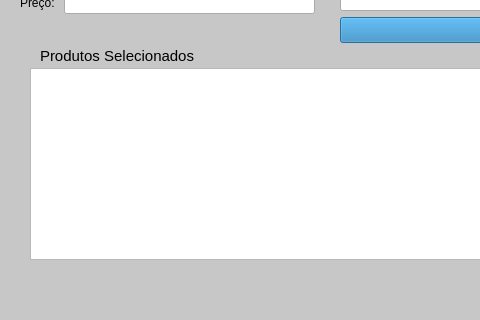
Old version of the form venda.ui in the repository GabR36/QEstoqueLoja; both pictures show x 0 to 480 and y 252 to 572 of the 769 by 572 pixel window.
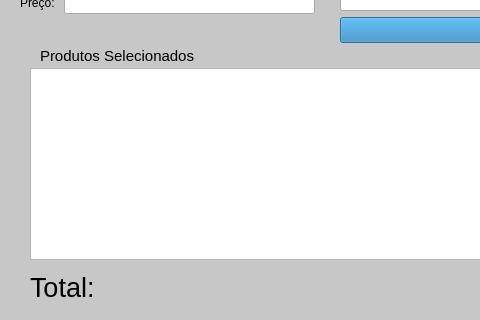
New version of the form.

Commit message: label total venda, funcao calcular total e ajustar registro venda

Patch:
```diff
--- a/venda.ui
+++ b/venda.ui
@@ -241,7 +241,7 @@
     <string>Registrar Venda</string>
    </property>
   </widget>
-  <widget class="QWidget" name="">
+  <widget class="QWidget" name="layoutWidget">
    <property name="geometry">
     <rect>
      <x>10</x>
@@ -263,6 +263,42 @@
     </item>
    </layout>
   </widget>
+  <widget class="QWidget" name="">
+   <property name="geometry">
+    <rect>
+     <x>30</x>
+     <y>520</y>
+     <width>201</width>
+     <height>39</height>
+    </rect>
+   </property>
+   <layout class="QHBoxLayout" name="horizontalLayout_5">
+    <item>
+     <widget class="QLabel" name="label_7">
+      <property name="font">
+       <font>
+        <pointsize>20</pointsize>
+       </font>
+      </property>
+      <property name="text">
+       <string>Total:</string>
+      </property>
+     </widget>
+    </item>
+    <item>
+     <widget class="QLabel" name="Lbl_Total">
+      <property name="font">
+       <font>
+        <pointsize>20</pointsize>
+       </font>
+      </property>
+      <property name="text">
+       <string/>
+      </property>
+     </widget>
+    </item>
+   </layout>
+  </widget>
  </widget>
  <resources/>
  <connections/>
```
The commit also changes 2 other files.
